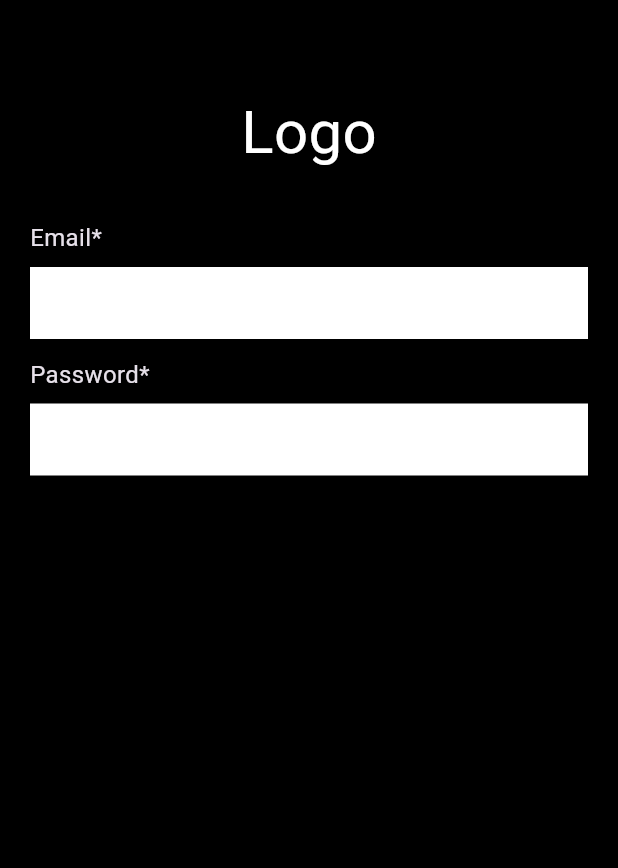
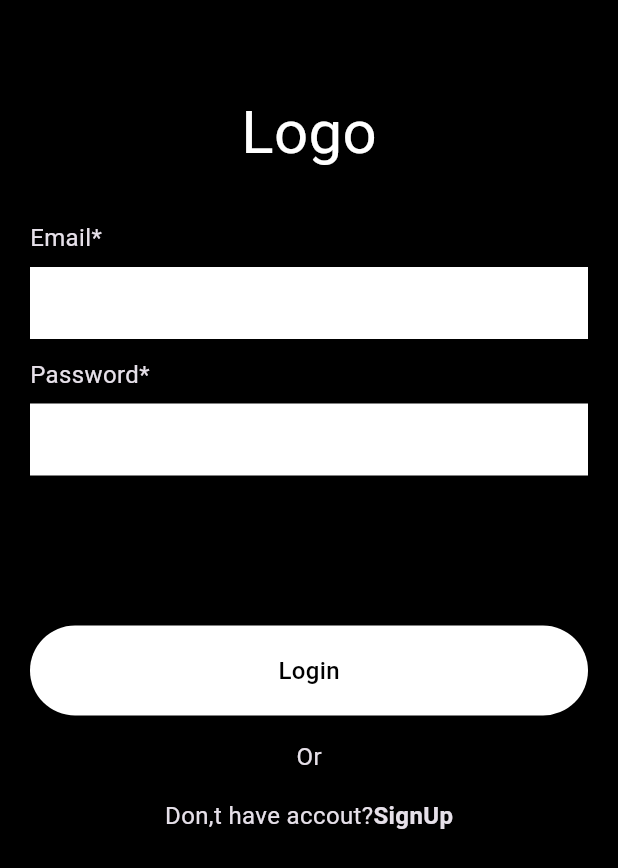
Before and after one commit to ba138/tiktok_clone, a Flutter app: the screen it shows after launch, on a phone screen of 412 x 824 dp. Shown: the top 868 px of the screen. Run offline on Flutter 3.47's test engine with Material 3 defaults, Android fonts, the phone set to English and light mode, and no system bars.

Commit message:
creating ui for login and some component like primary button

```diff
--- /dev/null
+++ b/lib/Utills/components/primary_button.dart
@@ -0,0 +1,36 @@
+import 'package:flutter/material.dart';
+
+class PrimaryButton extends StatelessWidget {
+  final String title;
+  final VoidCallback onTap;
+  const PrimaryButton({
+    super.key,
+    required this.title,
+    required this.onTap,
+  });
+
+  @override
+  Widget build(BuildContext context) {
+    return InkWell(
+      onTap: onTap,
+      child: Container(
+        height: 60,
+        width: MediaQuery.of(context).size.width,
+        decoration: BoxDecoration(
+          color: Colors.white,
+          borderRadius: BorderRadius.circular(32),
+        ),
+        child: Center(
+          child: Text(
+            title,
+            style: const TextStyle(
+              color: Colors.black,
+              fontSize: 16,
+              fontWeight: FontWeight.w500,
+            ),
+          ),
+        ),
+      ),
+    );
+  }
+}
--- /dev/null
+++ b/lib/Utills/components/vertical_spacing.dart
@@ -0,0 +1,13 @@
+import 'package:flutter/material.dart';
+
+class VerticalSpacing extends StatelessWidget {
+  final double height;
+  const VerticalSpacing({super.key, required this.height});
+
+  @override
+  Widget build(BuildContext context) {
+    return SizedBox(
+      height: height,
+    );
+  }
+}
--- a/lib/auth/login_view.dart
+++ b/lib/auth/login_view.dart
@@ -1,4 +1,6 @@
 import 'package:flutter/material.dart';
+import 'package:tiktok_clone/Utills/components/primary_button.dart';
+import 'package:tiktok_clone/Utills/components/vertical_spacing.dart';
 
 class LoginView extends StatefulWidget {
   const LoginView({super.key});
@@ -67,10 +69,40 @@ class _LoginViewState extends State<LoginView> {
                 TextField(
                   controller: passwordController,
                   decoration: const InputDecoration(
-                      border: InputBorder.none,
-                      fillColor: Colors.white,
-                      filled: true),
+                    border: InputBorder.none,
+                    fillColor: Colors.white,
+                    filled: true,
+                  ),
                 ),
+                const VerticalSpacing(height: 100),
+                PrimaryButton(
+                  title: "Login",
+                  onTap: () {},
+                ),
+                const VerticalSpacing(height: 16),
+                const Text(
+                  "Or",
+                  style: TextStyle(fontSize: 16),
+                ),
+                const VerticalSpacing(height: 16),
+                Row(
+                  mainAxisAlignment: MainAxisAlignment.center,
+                  children: [
+                    const Text(
+                      "Don,t have accout?",
+                      style: TextStyle(fontSize: 16),
+                    ),
+                    const SizedBox(),
+                    InkWell(
+                      onTap: () {},
+                      child: const Text(
+                        "SignUp",
+                        style: TextStyle(
+                            fontSize: 16, fontWeight: FontWeight.bold),
+                      ),
+                    )
+                  ],
+                )
               ],
             ),
           ),
```
